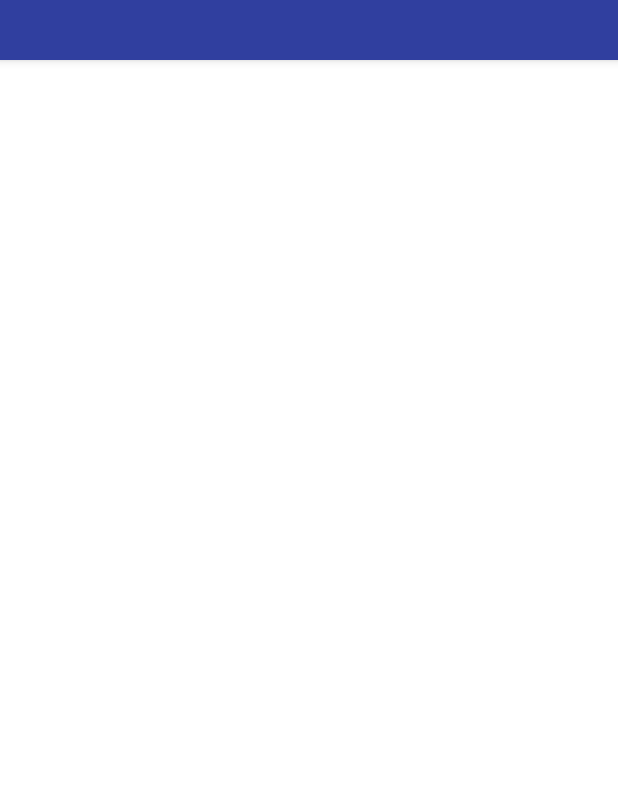
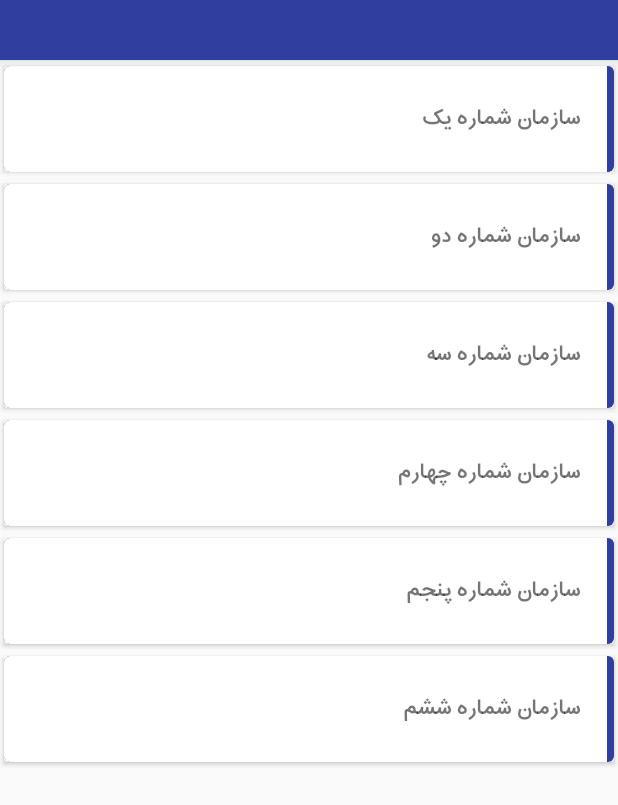
Before and after one commit to ShirinTahmasebi/BSc-Final-Project, an Android app: the OrganizationActivity screen opened directly, with no data from a screen before it, on a phone screen of 412 x 824 dp. Shown: the top 805 px of the screen. Run offline under Robolectric (Android 15) with nearby library versions, the phone set to English and light mode, and no system bars; our stand-ins replace ButterKnife; plain views replace PercentRelativeLayout.

Commit message:
اداپتر لیست سازمانها را اضافه کن

```diff
--- a/app/build.gradle
+++ b/app/build.gradle
@@ -27,4 +27,6 @@ dependencies {
     compile 'com.android.support:percent:24.0.0'
     compile 'com.jakewharton:butterknife:8.2.1'
     apt 'com.jakewharton:butterknife-compiler:8.1.0'
+    compile 'com.android.support:cardview-v7:24.0.0'
+    compile 'com.android.support:recyclerview-v7:24.0.0'
 }
--- a/app/src/main/java/shirin/tahmasebi/mscfinalproject/organization/OrganizationActivity.java
+++ b/app/src/main/java/shirin/tahmasebi/mscfinalproject/organization/OrganizationActivity.java
@@ -1,6 +1,11 @@
 package shirin.tahmasebi.mscfinalproject.organization;
 
 import android.os.Bundle;
+import android.support.v7.widget.LinearLayoutManager;
+import android.support.v7.widget.RecyclerView;
+import android.widget.ListView;
+
+import java.util.ArrayList;
 
 import shirin.tahmasebi.mscfinalproject.MainActivity;
 import shirin.tahmasebi.mscfinalproject.R;
@@ -10,6 +15,12 @@ public class OrganizationActivity extends MainActivity {
     @Override
     protected void onCreate(Bundle savedInstanceState) {
         super.onCreate(savedInstanceState);
+        RecyclerView recyclerView = (RecyclerView) findViewById(R.id.organization_organizationList_recyclerView);
+        recyclerView.setHasFixedSize(true);
+
+        LinearLayoutManager layoutManager = new LinearLayoutManager(this);
+        recyclerView.setLayoutManager(layoutManager);
+        recyclerView.setAdapter(new OrganizationAdapter());
     }
 
     @Override
--- /dev/null
+++ b/app/src/main/java/shirin/tahmasebi/mscfinalproject/organization/OrganizationAdapter.java
@@ -0,0 +1,53 @@
+package shirin.tahmasebi.mscfinalproject.organization;
+
+import android.support.v7.widget.RecyclerView;
+import android.view.LayoutInflater;
+import android.view.View;
+import android.view.ViewGroup;
+
+import java.util.ArrayList;
+import java.util.List;
+
+import shirin.tahmasebi.mscfinalproject.R;
+import shirin.tahmasebi.mscfinalproject.view.FontableTextView;
+
+public class OrganizationAdapter extends RecyclerView.Adapter
+        <OrganizationAdapter.OrganizationViewHolder> {
+    List<String> list = new ArrayList<>();
+
+    public OrganizationAdapter() {
+        list.add("سازمان شماره یک");
+        list.add("سازمان شماره دو");
+        list.add("سازمان شماره سه");
+        list.add("سازمان شماره چهارم");
+        list.add("سازمان شماره پنجم ");
+        list.add("سازمان شماره ششم");
+    }
+
+    @Override
+    public OrganizationViewHolder onCreateViewHolder(ViewGroup parent, int viewType) {
+        View view = LayoutInflater.from(parent.getContext())
+                .inflate(R.layout.item_organization, parent, false);
+        return new OrganizationViewHolder(view);
+    }
+
+    @Override
+    public void onBindViewHolder(OrganizationViewHolder holder, int position) {
+        holder.organizationTextView.setText(list.get(position));
+    }
+
+    @Override
+    public int getItemCount() {
+        return list.size();
+    }
+
+    public static class OrganizationViewHolder extends RecyclerView.ViewHolder {
+        FontableTextView organizationTextView;
+
+        public OrganizationViewHolder(View itemView) {
+            super(itemView);
+            organizationTextView = (FontableTextView) itemView.findViewById(
+                    R.id.organization_item_textview);
+        }
+    }
+}
--- a/app/src/main/res/layout/activity_organization_layout.xml
+++ b/app/src/main/res/layout/activity_organization_layout.xml
@@ -2,21 +2,20 @@
 <android.support.percent.PercentRelativeLayout
     xmlns:android="http://schemas.android.com/apk/res/android"
     xmlns:app="http://schemas.android.com/apk/res-auto"
+    xmlns:tools="http://schemas.android.com/tools"
     android:layout_width="match_parent"
-    android:layout_height="match_parent"
-    android:background="#FFF">
+    android:layout_height="match_parent">
 
     <include layout="@layout/toolbar"
              app:layout_heightPercent="12%"
              app:layout_widthPercent="100%"/>
 
-    <LinearLayout
-        android:id="@+id/dashboard_header_linearLayout"
-        android:layout_width="0dp"
-        android:layout_height="0dp"
-        android:layout_alignParentTop="true"
-        android:background="#fff"
-        android:orientation="horizontal"
-        app:layout_heightPercent="25%"
-        app:layout_widthPercent="100%"/>
+    <android.support.v7.widget.RecyclerView
+        android:id="@+id/organization_organizationList_recyclerView"
+        android:layout_width="match_parent"
+        android:layout_height="match_parent"
+        android:layout_below="@+id/tool_bar"
+        android:scrollbars="vertical"
+        tools:ignore="UnknownIdInLayout"/>
+
 </android.support.percent.PercentRelativeLayout>
--- /dev/null
+++ b/app/src/main/res/layout/item_organization.xml
@@ -0,0 +1,27 @@
+<?xml version="1.0" encoding="utf-8"?>
+<LinearLayout xmlns:android="http://schemas.android.com/apk/res/android"
+              xmlns:app="http://schemas.android.com/apk/res-auto"
+              android:layout_width="match_parent"
+              android:layout_height="wrap_content"
+              android:orientation="vertical"
+              android:tag="cards main container">
+
+    <android.support.v7.widget.CardView
+        android:layout_width="match_parent"
+        android:layout_height="wrap_content"
+        app:cardBackgroundColor="#FFFFFF"
+        app:cardElevation="2dp"
+        app:cardUseCompatPadding="true">
+
+        <shirin.tahmasebi.mscfinalproject.view.FontableTextView
+            android:id="@+id/organization_item_textview"
+            android:layout_width="match_parent"
+            android:layout_height="wrap_content"
+            android:background="@drawable/bg_card_rounded_primarydark"
+            android:drawablePadding="12dp"
+            android:gravity="center_vertical"
+            android:padding="22dp"
+            app:customFont="IRAN-Sans-Bold.ttf"/>
+
+    </android.support.v7.widget.CardView>
+</LinearLayout>
```
